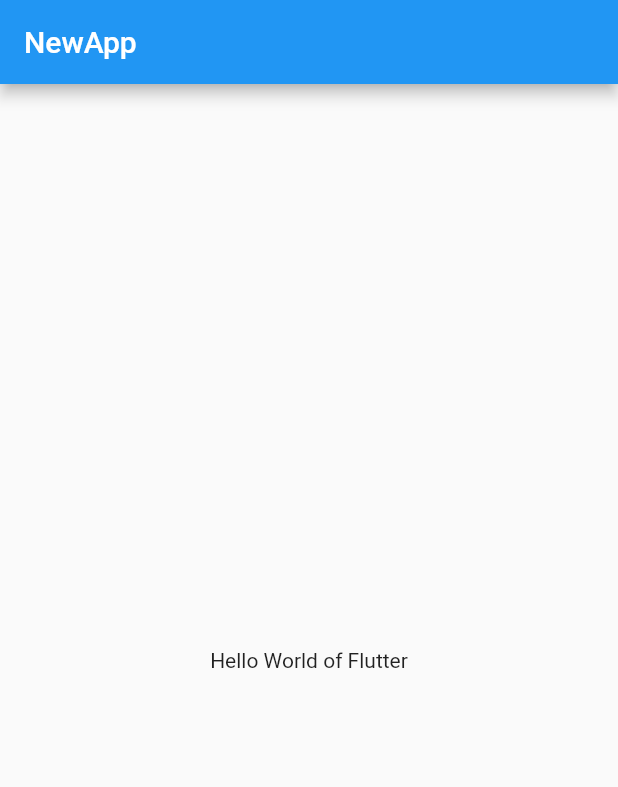
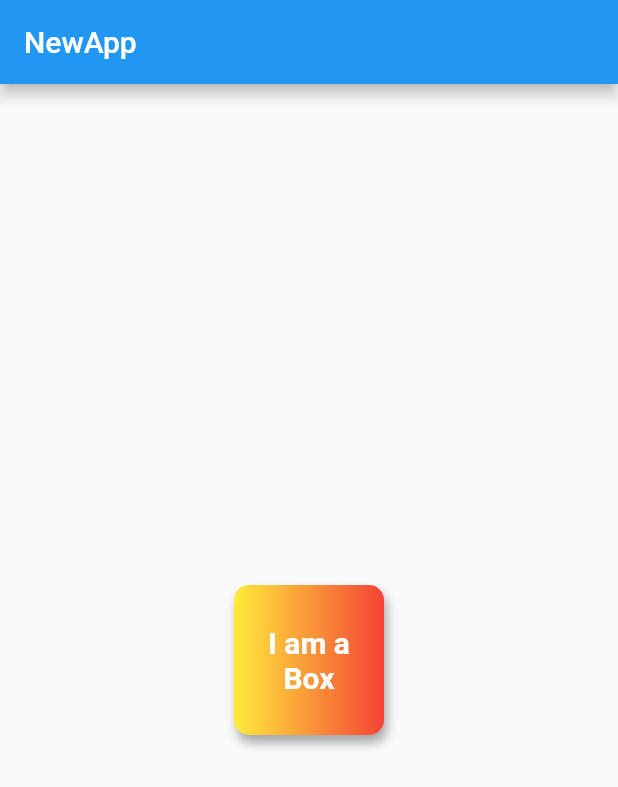
Before and after one commit to hey-ak/Flutter-Refresher, a Flutter app: the screen it shows after launch, on a phone screen of 412 x 824 dp. Shown: the top 787 px of the screen. Run offline on Flutter 3.47's test engine with Material 2 defaults, Android fonts, the phone set to English and light mode, and no system bars.

Commit message:
ch2 completed

```diff
--- a/lib/main.dart
+++ b/lib/main.dart
@@ -15,11 +15,26 @@ class Homepage extends StatelessWidget {
     return Scaffold(
       appBar: AppBar(
         title: Text("NewApp"),
-
-
       ),
-      body: Center(child: Container(child: Text("Hello World of Flutter"),)),
-
+      body: Center(
+          child: Container(
+        padding: EdgeInsets.all(5),
+        alignment: Alignment.center,
+        decoration: BoxDecoration(
+            boxShadow: [
+              BoxShadow(
+                color: Color.fromARGB(231, 158, 158, 158),
+              blurRadius: 5,
+              offset: Offset(2.0,5.0),),
+            ],
+            borderRadius: BorderRadius.circular(10),
+            color: Colors.teal,
+            gradient: LinearGradient(colors: [Colors.yellow, Colors.red])),
+        width: 100,
+        height: 100,
+        child: Text( textAlign:TextAlign.center, "I am a Box",style: TextStyle(
+          fontSize: 20,color:Colors.white ,fontWeight:FontWeight.bold),),
+      )),
     );
   }
 }
```
